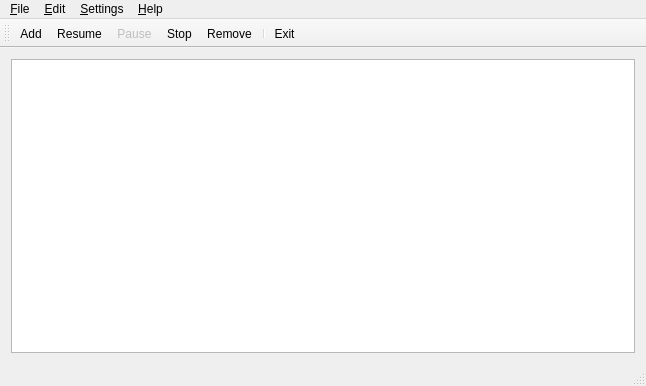
Alir3z4/yoDownet, file ui/mainwindow.ui: the form before one commit.
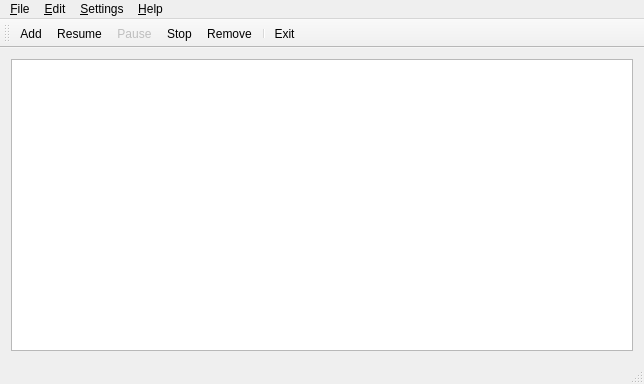
The form after the commit. Icons and pictures are not drawn.

Commit message: fix the icons.qrc path ;)

```diff
--- a/ui/mainwindow.ui
+++ b/ui/mainwindow.ui
@@ -7,8 +7,8 @@
    <rect>
     <x>0</x>
     <y>0</y>
-    <width>646</width>
-    <height>386</height>
+    <width>644</width>
+    <height>384</height>
    </rect>
   </property>
   <property name="windowTitle">
@@ -85,8 +85,8 @@
     <rect>
      <x>0</x>
      <y>0</y>
-     <width>646</width>
-     <height>20</height>
+     <width>644</width>
+     <height>21</height>
     </rect>
    </property>
    <widget class="QMenu" name="fileMenu">
```
Left out of the diff: 6 changed lines with no effect on the pictures.
